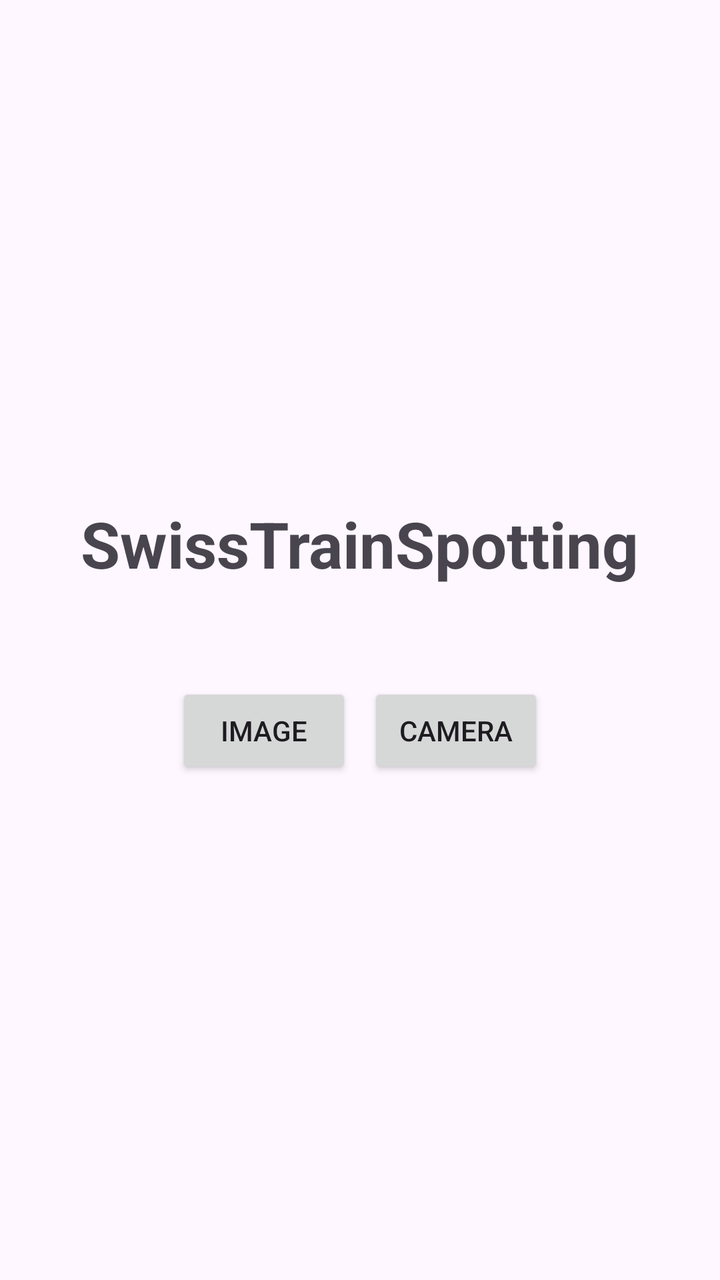
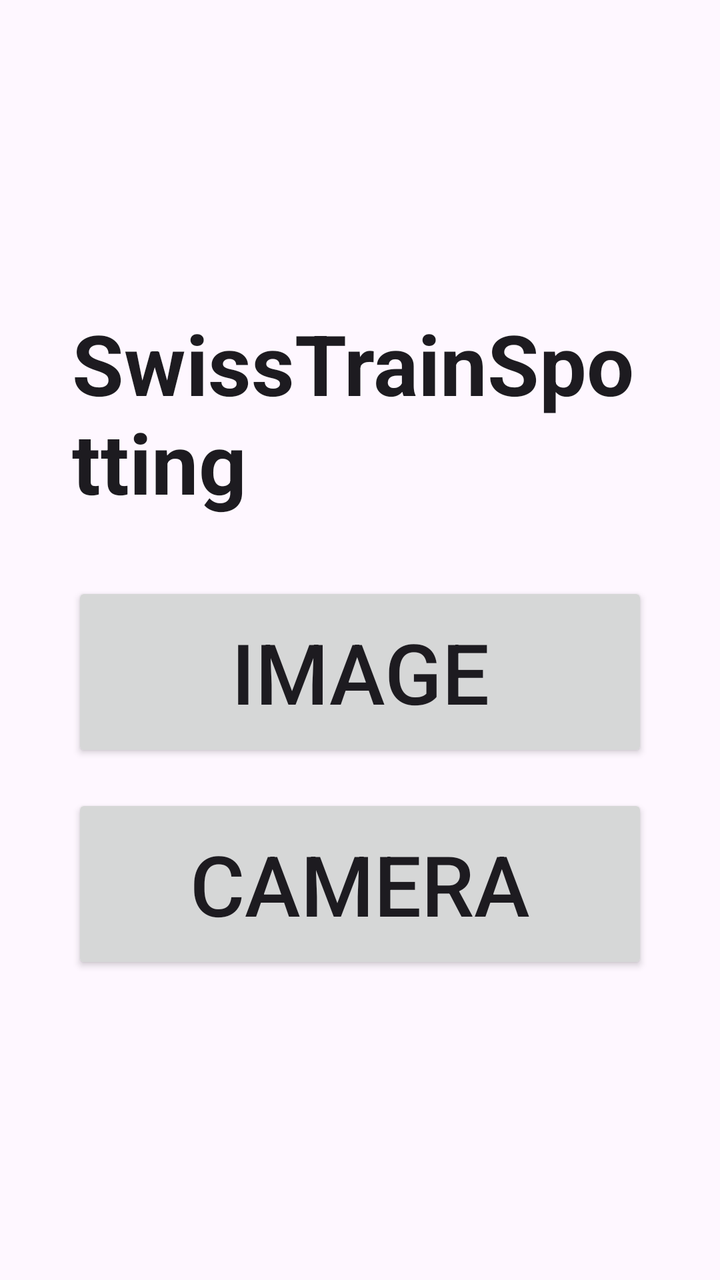

Before-and-after screenshots of an Android layout around one commit, followed by the original layout XML and the change that was made.
<!-- AndroidManifest.xml: application theme Theme.SwissTrainSpotting -->
<!-- res/layout/activity_main.xml -->
<?xml version="1.0" encoding="utf-8"?>
<LinearLayout xmlns:android="http://schemas.android.com/apk/res/android"
    android:layout_width="match_parent"
    android:layout_height="match_parent"
    android:orientation="vertical"
    android:gravity="center"
    android:padding="16dp"
    android:id="@+id/main">

    <TextView
        android:id="@+id/tvTitle"
        android:layout_width="wrap_content"
        android:layout_height="wrap_content"
        android:text="SwissTrainSpotting"
        android:textSize="32sp"
        android:textStyle="bold"
        android:layout_marginBottom="48dp" />

    <LinearLayout
        android:layout_width="match_parent"
        android:layout_height="wrap_content"
        android:orientation="horizontal"
        android:gravity="center">

        <Button
            android:id="@+id/btnImage"
            android:layout_width="wrap_content"
            android:layout_height="wrap_content"
            android:text="Image"
            android:layout_marginEnd="8dp" />

        <Button
            android:id="@+id/btnCamera"
            android:layout_width="wrap_content"
            android:layout_height="wrap_content"
            android:text="Camera" />

    </LinearLayout>

</LinearLayout>
<!-- resources referenced by this layout -->
<resources>
  <style name="Theme.SwissTrainSpotting" parent="Base.Theme.SwissTrainSpotting" />
  <style name="Base.Theme.SwissTrainSpotting" parent="Theme.Material3.DayNight.NoActionBar">
          
          
      </style>
</resources>

<!-- the commit's change to res/layout/activity_main.xml (unified diff, before → after) -->
@@ -1,40 +1,62 @@
 <?xml version="1.0" encoding="utf-8"?>
-<LinearLayout xmlns:android="http://schemas.android.com/apk/res/android"
+<androidx.constraintlayout.widget.ConstraintLayout
+    xmlns:android="http://schemas.android.com/apk/res/android"
+    xmlns:app="http://schemas.android.com/apk/res-auto"
+    android:id="@+id/main"
     android:layout_width="match_parent"
-    android:layout_height="match_parent"
-    android:orientation="vertical"
-    android:gravity="center"
-    android:padding="16dp"
-    android:id="@+id/main">
+    android:layout_height="match_parent">
 
-    <TextView
-        android:id="@+id/tvTitle"
-        android:layout_width="wrap_content"
+    
+    <LinearLayout
+        android:layout_width="0dp"
         android:layout_height="wrap_content"
-        android:text="SwissTrainSpotting"
-        android:textSize="32sp"
-        android:textStyle="bold"
-        android:layout_marginBottom="48dp" />
+        android:orientation="vertical"
+        android:gravity="center"
+        app:layout_constraintWidth_percent="0.8"
+        app:layout_constraintTop_toTopOf="parent"
+        app:layout_constraintBottom_toBottomOf="parent"
+        app:layout_constraintStart_toStartOf="parent"
+        app:layout_constraintEnd_toEndOf="parent">
 
-    <LinearLayout
-        android:layout_width="match_parent"
-        android:layout_height="wrap_content"
-        android:orientation="horizontal"
-        android:gravity="center">
-
-        <Button
-            android:id="@+id/btnImage"
+        
+        <TextView
+            android:id="@+id/tvTitle"
             android:layout_width="wrap_content"
             android:layout_height="wrap_content"
-            android:text="Image"
-            android:layout_marginEnd="8dp" />
+            android:text="SwissTrainSpotting"
+            android:textSize="42sp"
+            android:textStyle="bold"
+            android:textColor="?attr/colorOnBackground"
+            android:paddingBottom="32dp" />
 
-        <Button
-            android:id="@+id/btnCamera"
-            android:layout_width="wrap_content"
+        
+        <LinearLayout
+            android:layout_width="match_parent"
             android:layout_height="wrap_content"
-            android:text="Camera" />
+            android:orientation="vertical"
+            android:gravity="center_horizontal">
+
+            <Button
+                android:id="@+id/btnImage"
+                android:layout_width="match_parent"
+                android:layout_height="90dp"
+                android:text="Image"
+                android:textSize="42sp" />
+
+            
+            <Space
+                android:layout_width="match_parent"
+                android:layout_height="16dp" />
+
+            <Button
+                android:id="@+id/btnCamera"
+                android:layout_width="match_parent"
+                android:layout_height="90dp"
+                android:text="Camera"
+                android:textSize="42sp" />
+
+        </LinearLayout>
 
     </LinearLayout>
 
-</LinearLayout>
+</androidx.constraintlayout.widget.ConstraintLayout>
